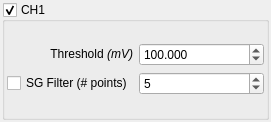
The window that contrib/agilent/libs/ap240w/findslopeform.ui (qtplatz/qtplatz) describes before a commit, drawn with Qt 5.
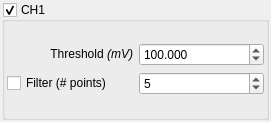
The same window after the commit.

Diff of the .ui file:
```diff
--- a/contrib/agilent/libs/ap240w/findslopeform.ui
+++ b/contrib/agilent/libs/ap240w/findslopeform.ui
@@ -92,7 +92,7 @@
           <item row="1" column="0">
            <widget class="QCheckBox" name="checkBox">
             <property name="text">
-             <string>SG Filter (# points)</string>
+             <string>Filter (# points)</string>
             </property>
            </widget>
           </item>
```
